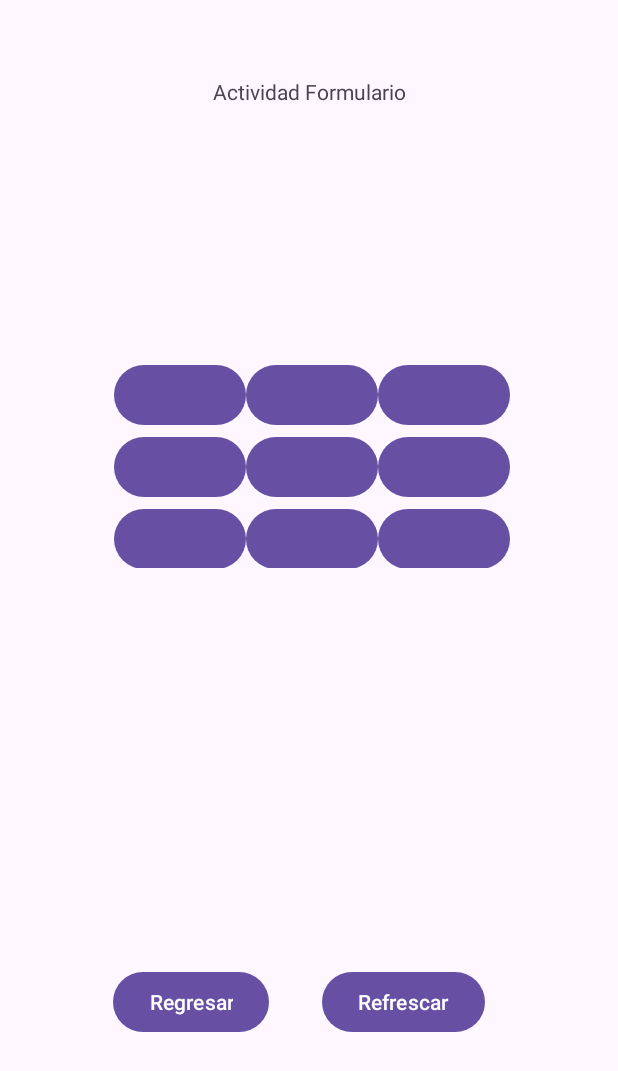
After one commit to AJ-Trujillo/ExamenParcialMoviles, an Android app: the layout activity_juego_michi.xml on its own in the app's theme, with its tools: preview values and no code run, on a phone screen of 412 x 824 dp. The commit adds this screen. Shown: the top 1071 px of the screen. Run offline under Robolectric (Android 15) with nearby library versions, the phone set to English and light mode, and no system bars.

Commit message:
ultimo comit

```diff
--- a/app/build.gradle.kts
+++ b/app/build.gradle.kts
@@ -34,6 +34,7 @@ dependencies {
     implementation(libs.material)
     implementation(libs.activity)
     implementation(libs.constraintlayout)
+    implementation(libs.gridlayout)
     testImplementation(libs.junit)
     androidTestImplementation(libs.ext.junit)
     androidTestImplementation(libs.espresso.core)
--- a/app/src/main/AndroidManifest.xml
+++ b/app/src/main/AndroidManifest.xml
@@ -12,6 +12,9 @@
         android:supportsRtl="true"
         android:theme="@style/Theme.ExamenParcial"
         tools:targetApi="31">
+        <activity
+            android:name=".Activity_juegoMichi"
+            android:exported="false" />
         <activity
             android:name=".MainActivity_michi"
             android:exported="false" />
--- /dev/null
+++ b/app/src/main/java/com/example/examenparcial/Activity_juegoMichi.java
@@ -0,0 +1,64 @@
+package com.example.examenparcial;
+
+import android.content.Intent;
+import android.os.Bundle;
+import android.view.View;
+import android.widget.Button;
+import android.widget.TextView;
+
+import androidx.activity.EdgeToEdge;
+import androidx.appcompat.app.AppCompatActivity;
+import androidx.core.graphics.Insets;
+import androidx.core.view.ViewCompat;
+import androidx.core.view.WindowInsetsCompat;
+
+public class Activity_juegoMichi extends AppCompatActivity {
+    public TextView tv1;
+    boolean jugador1= true;
+    @Override
+    protected void onCreate(Bundle savedInstanceState) {
+        super.onCreate(savedInstanceState);
+        EdgeToEdge.enable(this);
+        setContentView(R.layout.activity_juego_michi);
+        ViewCompat.setOnApplyWindowInsetsListener(findViewById(R.id.main), (v, insets) -> {
+            Insets systemBars = insets.getInsets(WindowInsetsCompat.Type.systemBars());
+            v.setPadding(systemBars.left, systemBars.top, systemBars.right, systemBars.bottom);
+            return insets;
+        });
+        tv1 = findViewById(R.id.txtRecepcion);
+        String R_Usuario = getIntent().getStringExtra("usuario");
+        String R_Contrasenha = getIntent().getStringExtra("contrasenha");
+        tv1.setText("hola: "+ R_Usuario + " sea bienvenido al juego de michi");
+    }
+    public void regresar(View view){
+        Intent i = new Intent(this, MainActivityLoguin.class);
+
+        startActivity(i);
+        finish();
+    }
+
+    public void clickBoton(View view) {
+        Button button = (Button) view;
+        String buttonID = getResources().getResourceEntryName(button.getId());
+
+//        if (!button.getText().toString().trim().equals("")) {
+//            return; // Si el botón ya tiene texto, no hacer nada
+//        }
+
+        if(jugador1){
+            button.setText( "X" );//: "X"
+        }else{
+            button.setText( "0" );//: "X"
+        }
+        jugador1 = !jugador1;
+        button.setEnabled(false);
+    }
+
+    public void refrescar(View view){
+        Intent i = new Intent(this, Activity_juegoMichi.class);
+
+        startActivity(i);
+        finish();
+    }
+
+}
--- a/app/src/main/java/com/example/examenparcial/MainActivity_michi.java
+++ /dev/null
@@ -1,24 +0,0 @@
-package com.example.examenparcial;
-
-import android.os.Bundle;
-
-import androidx.activity.EdgeToEdge;
-import androidx.appcompat.app.AppCompatActivity;
-import androidx.core.graphics.Insets;
-import androidx.core.view.ViewCompat;
-import androidx.core.view.WindowInsetsCompat;
-
-public class MainActivity_michi extends AppCompatActivity {
-
-    @Override
-    protected void onCreate(Bundle savedInstanceState) {
-        super.onCreate(savedInstanceState);
-        EdgeToEdge.enable(this);
-        setContentView(R.layout.activity_main_michi);
-        ViewCompat.setOnApplyWindowInsetsListener(findViewById(R.id.main), (v, insets) -> {
-            Insets systemBars = insets.getInsets(WindowInsetsCompat.Type.systemBars());
-            v.setPadding(systemBars.left, systemBars.top, systemBars.right, systemBars.bottom);
-            return insets;
-        });
-    }
-}
--- /dev/null
+++ b/app/src/main/res/layout/activity_juego_michi.xml
@@ -0,0 +1,134 @@
+<?xml version="1.0" encoding="utf-8"?>
+<androidx.constraintlayout.widget.ConstraintLayout xmlns:android="http://schemas.android.com/apk/res/android"
+    xmlns:app="http://schemas.android.com/apk/res-auto"
+    xmlns:tools="http://schemas.android.com/tools"
+    android:id="@+id/main"
+    android:layout_width="match_parent"
+    android:layout_height="match_parent"
+    tools:context=".Activity_juegoMichi">
+
+
+    <TextView
+        android:id="@+id/txtRecepcion"
+        android:layout_width="wrap_content"
+        android:layout_height="wrap_content"
+        android:layout_marginTop="51dp"
+        android:text="Actividad Formulario"
+        app:layout_constraintEnd_toEndOf="parent"
+        app:layout_constraintStart_toStartOf="parent"
+        app:layout_constraintTop_toTopOf="parent" />
+
+    <Button
+        android:id="@+id/button3"
+        android:layout_width="wrap_content"
+        android:layout_height="wrap_content"
+        android:layout_marginStart="75dp"
+        android:onClick="regresar"
+        android:text="@string/btnRegresarA3"
+        app:layout_constraintBaseline_toBaselineOf="@+id/button4"
+        app:layout_constraintStart_toStartOf="parent" />
+
+    <Button
+        android:id="@+id/button4"
+        android:layout_width="wrap_content"
+        android:layout_height="wrap_content"
+        android:layout_marginStart="35dp"
+        android:layout_marginBottom="132dp"
+        android:onClick="refrescar"
+        android:text="@string/btnRefresacarA3"
+        app:layout_constraintBottom_toBottomOf="parent"
+        app:layout_constraintStart_toEndOf="@+id/button3" />
+
+    <androidx.gridlayout.widget.GridLayout
+        android:id="@+id/gridLayout"
+        android:layout_width="286dp"
+        android:layout_height="139dp"
+        android:layout_marginTop="239dp"
+        android:layout_marginEnd="50dp"
+        app:columnCount="3"
+        app:layout_constraintEnd_toEndOf="parent"
+        app:layout_constraintTop_toTopOf="parent"
+        app:rowCount="3">
+
+        <Button
+            android:id="@+id/button02"
+            android:layout_width="wrap_content"
+            android:layout_height="wrap_content"
+            android:onClick="clickBoton"
+            android:text="@string/btnMichi"
+            app:layout_column="0"
+            app:layout_row="0" />
+
+        <Button
+            android:id="@+id/button12"
+            android:layout_width="wrap_content"
+            android:layout_height="wrap_content"
+            android:onClick="clickBoton"
+            android:text="@string/btnMichi"
+            app:layout_column="1"
+            app:layout_row="0" />
+
+        <Button
+            android:id="@+id/button22"
+            android:layout_width="wrap_content"
+            android:layout_height="wrap_content"
+            android:onClick="clickBoton"
+            android:text="@string/btnMichi"
+            app:layout_column="2"
+            app:layout_row="0" />
+
+        <Button
+            android:id="@+id/button01"
+            android:layout_width="wrap_content"
+            android:layout_height="wrap_content"
+            android:onClick="clickBoton"
+            android:text="@string/btnMichi"
+            app:layout_column="0"
+            app:layout_row="1" />
+
+        <Button
+            android:id="@+id/button11"
+            android:layout_width="wrap_content"
+            android:layout_height="wrap_content"
+            android:onClick="clickBoton"
+            android:text="@string/btnMichi"
+            app:layout_column="1"
+            app:layout_row="1" />
+
+        <Button
+            android:id="@+id/button21"
+            android:layout_width="wrap_content"
+            android:layout_height="wrap_content"
+            android:onClick="clickBoton"
+            android:text="@string/btnMichi"
+            app:layout_column="2"
+            app:layout_row="1" />
+
+        <Button
+            android:id="@+id/button00"
+            android:layout_width="wrap_content"
+            android:layout_height="wrap_content"
+            android:onClick="clickBoton"
+            android:text="@string/btnMichi"
+            app:layout_column="0"
+            app:layout_row="2" />
+
+        <Button
+            android:id="@+id/button10"
+            android:layout_width="wrap_content"
+            android:layout_height="wrap_content"
+            android:onClick="clickBoton"
+            android:text="@string/btnMichi"
+            app:layout_column="1"
+            app:layout_row="2" />
+
+        <Button
+            android:id="@+id/button20"
+            android:layout_width="wrap_content"
+            android:layout_height="wrap_content"
+            android:onClick="clickBoton"
+            android:text="@string/btnMichi"
+            app:layout_column="2"
+            app:layout_row="2" />
+    </androidx.gridlayout.widget.GridLayout>
+</androidx.constraintlayout.widget.ConstraintLayout>
--- a/app/src/main/res/layout/activity_main_michi.xml
+++ /dev/null
@@ -1,11 +0,0 @@
-<?xml version="1.0" encoding="utf-8"?>
-<androidx.constraintlayout.widget.ConstraintLayout xmlns:android="http://schemas.android.com/apk/res/android"
-    xmlns:app="http://schemas.android.com/apk/res-auto"
-    xmlns:tools="http://schemas.android.com/tools"
-    android:id="@+id/main"
-    android:layout_width="match_parent"
-    android:layout_height="match_parent"
-    tools:context=".MainActivity_michi">
-
-
-</androidx.constraintlayout.widget.ConstraintLayout>
--- a/app/src/main/res/values/strings.xml
+++ b/app/src/main/res/values/strings.xml
@@ -34,7 +34,7 @@
     </string-array>
 
     <!-- Tic Tac Toe Activity -->
-    <string name="tic_tac_toe_activity_title">Juego de Michi</string>
-    <string name="winner_text_view">Gana:</string>
-    <string name="reset_button_text">Refrescar</string>
+    <string name="btnRegresarA3">Regresar</string>
+    <string name="btnRefresacarA3">Refrescar</string>
+    <string name="btnMichi"> </string>
 </resources>
--- a/gradle/libs.versions.toml
+++ b/gradle/libs.versions.toml
@@ -7,6 +7,7 @@ appcompat = "1.6.1"
 material = "1.11.0"
 activity = "1.8.0"
 constraintlayout = "2.1.4"
+gridlayout = "1.0.0"
 
 [libraries]
 junit = { group = "junit", name = "junit", version.ref = "junit" }
@@ -16,6 +17,7 @@ appcompat = { group = "androidx.appcompat", name = "appcompat", version.ref = "a
 material = { group = "com.google.android.material", name = "material", version.ref = "material" }
 activity = { group = "androidx.activity", name = "activity", version.ref = "activity" }
 constraintlayout = { group = "androidx.constraintlayout", name = "constraintlayout", version.ref = "constraintlayout" }
+gridlayout = { group = "androidx.gridlayout", name = "gridlayout", version.ref = "gridlayout" }
 
 [plugins]
 androidApplication = { id = "com.android.application", version.ref = "agp" }
```
